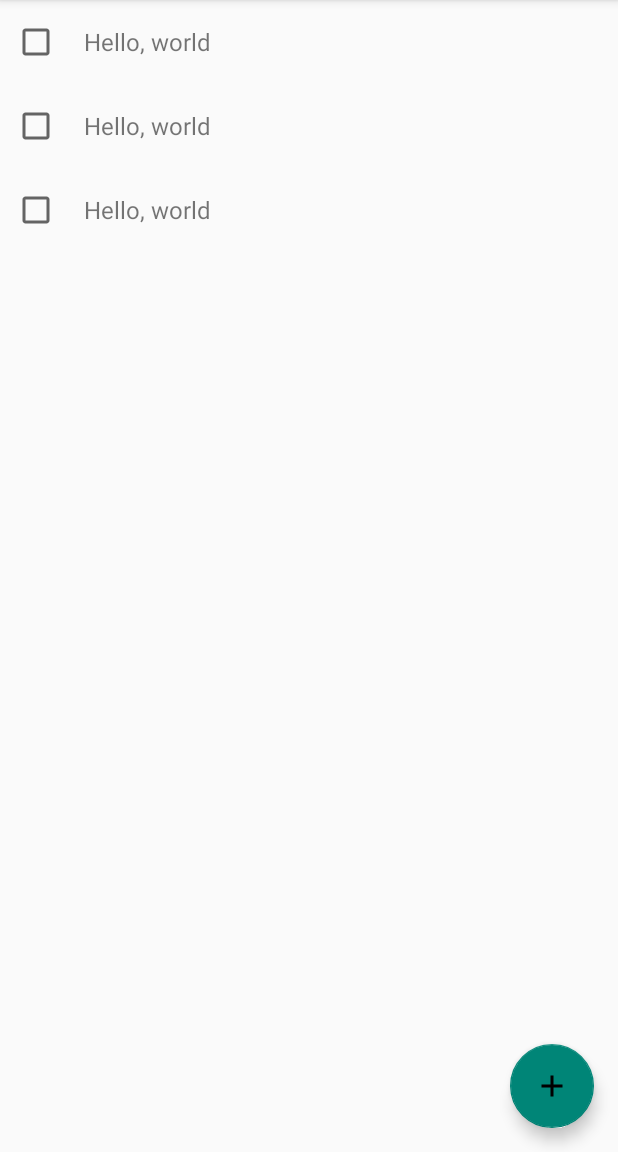
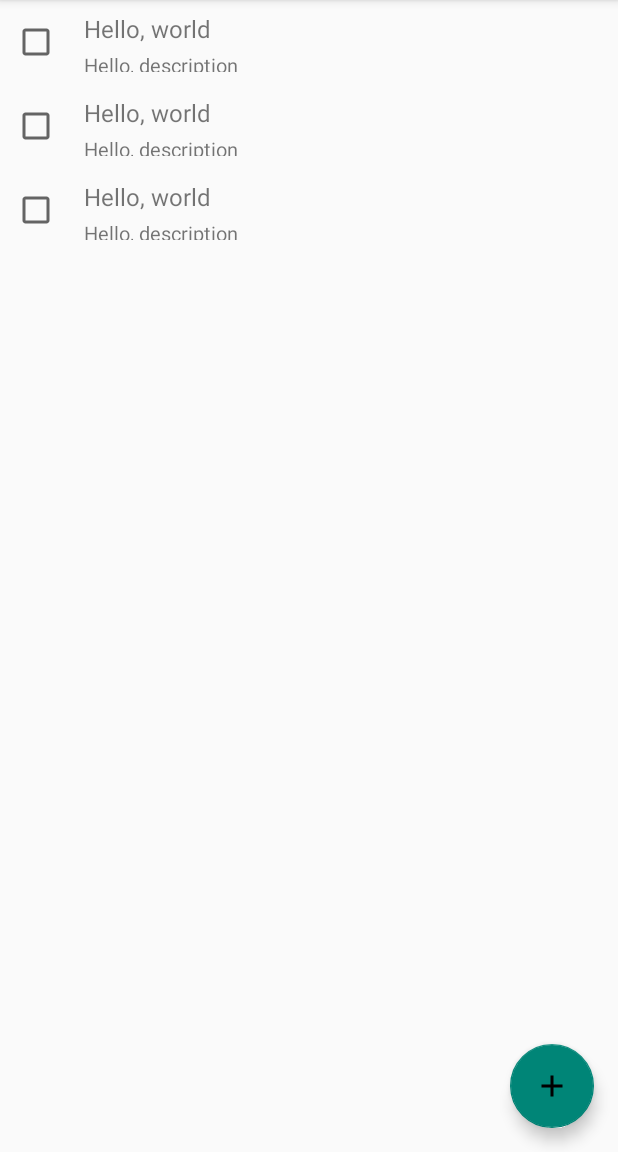
Before and after one commit to galcyurio/todo-playground, an Android app: the layout activity_task.xml on its own in the app's theme, with its tools: preview values and no code run, on a phone screen of 412 x 824 dp, the part 84-1236 px from its top. Run offline under Robolectric (Android 15) with nearby library versions, the phone set to English and light mode, and no system bars.

```diff
--- a/app/src/main/java/com/github/galcyurio/freetodo/app/BaseActivity.java
+++ b/app/src/main/java/com/github/galcyurio/freetodo/app/BaseActivity.java
@@ -3,7 +3,6 @@ package com.github.galcyurio.freetodo.app;
 import android.app.Activity;
 import android.os.Bundle;
 import android.support.annotation.Nullable;
-import butterknife.ButterKnife;
 import timber.log.Timber;
 
 /**
--- a/app/src/main/java/com/github/galcyurio/freetodo/app/TodoApplication.java
+++ b/app/src/main/java/com/github/galcyurio/freetodo/app/TodoApplication.java
@@ -1,7 +1,7 @@
 package com.github.galcyurio.freetodo.app;
 
 import com.github.galcyurio.freetodo.BuildConfig;
-import com.github.galcyurio.freetodo.commons.ReleaseTree;
+import com.github.galcyurio.freetodo.commons.log.ReleaseTree;
 import com.github.galcyurio.freetodo.di.component.ApplicationComponent;
 import com.github.galcyurio.freetodo.di.component.DaggerApplicationComponent;
 import com.github.galcyurio.freetodo.di.module.ApplicationModule;
--- a/app/src/main/java/com/github/galcyurio/freetodo/commons/Events.java
+++ b/app/src/main/java/com/github/galcyurio/freetodo/commons/Events.java
@@ -22,6 +22,11 @@ public class Events {
         private FilterType type;
     }
 
+    @AllArgsConstructor @Getter
+    public static final class TaskCheckedChangeEvent {
+        private Task task;
+        private boolean isChecked;
+    }
 
     // ~ AddTaskActivity =========================================================
     @AllArgsConstructor @Getter
--- a/app/src/main/java/com/github/galcyurio/freetodo/commons/ReleaseTree.java
+++ b/app/src/main/java/com/github/galcyurio/freetodo/commons/log/ReleaseTree.java
@@ -1,4 +1,4 @@
-package com.github.galcyurio.freetodo.commons;
+package com.github.galcyurio.freetodo.commons.log;
 
 import android.util.Log;
 import timber.log.Timber;
--- a/app/src/main/java/com/github/galcyurio/freetodo/di/component/TaskComponent.java
+++ b/app/src/main/java/com/github/galcyurio/freetodo/di/component/TaskComponent.java
@@ -1,5 +1,6 @@
 package com.github.galcyurio.freetodo.di.component;
 
+import com.github.galcyurio.freetodo.di.module.TaskAdapterModule;
 import com.github.galcyurio.freetodo.di.module.TaskPresenterModule;
 import com.github.galcyurio.freetodo.di.scope.PresenterScope;
 import com.github.galcyurio.freetodo.mvp.view.activity.TaskActivity;
@@ -12,7 +13,7 @@ import dagger.Component;
 @PresenterScope
 @Component(
         dependencies = ApplicationComponent.class,
-        modules = TaskPresenterModule.class)
+        modules = {TaskPresenterModule.class, TaskAdapterModule.class})
 public interface TaskComponent {
     void inject(TaskActivity activity);
 }
--- a/app/src/main/java/com/github/galcyurio/freetodo/mvp/BasePresenter.java
+++ b/app/src/main/java/com/github/galcyurio/freetodo/mvp/BasePresenter.java
@@ -4,6 +4,7 @@ package com.github.galcyurio.freetodo.mvp;
  * @author galcyurio
  */
 public interface BasePresenter {
+    void start();
     void registerBus();
     void unregisterBus();
 }
--- a/app/src/main/java/com/github/galcyurio/freetodo/mvp/contract/TaskContract.java
+++ b/app/src/main/java/com/github/galcyurio/freetodo/mvp/contract/TaskContract.java
@@ -18,9 +18,9 @@ public interface TaskContract {
 
         void showFilterPopupUi();
 
-        void appendTasks(List<Task> tasks);
+        void addTasks(List<Task> tasks);
 
-        void appendTask(Task task);
+        void addTask(Task task);
 
         void clearTasks();
     }
@@ -36,6 +36,8 @@ public interface TaskContract {
 
         void onTaskSaveSuccessed(Events.TaskSaveSuccessEvent event);
 
+        void onTaskCheckedChangeEvent(Events.TaskCheckedChangeEvent event);
+
         List<Task> fetchTasks(FilterType type);
     }
 }
--- a/app/src/main/java/com/github/galcyurio/freetodo/mvp/presenter/AddTaskPresenter.java
+++ b/app/src/main/java/com/github/galcyurio/freetodo/mvp/presenter/AddTaskPresenter.java
@@ -22,6 +22,11 @@ public class AddTaskPresenter implements AddTaskContract.Presenter {
     public AddTaskPresenter(AddTaskContract.View view, LocalTaskRepository localTaskRepository) {
         mView = view;
         mLocalTaskRepository = localTaskRepository;
+    }
+
+    @Override
+    public void start() {
+
     }
 
     @Override
--- a/app/src/main/res/layout/item_task.xml
+++ b/app/src/main/res/layout/item_task.xml
@@ -1,6 +1,7 @@
 <?xml version="1.0" encoding="utf-8"?>
 <LinearLayout xmlns:android="http://schemas.android.com/apk/res/android"
               xmlns:tools="http://schemas.android.com/tools"
+              android:id="@+id/ti_background"
               android:layout_width="match_parent"
               android:layout_height="56dp"
               android:gravity="center_vertical"
@@ -8,18 +9,32 @@
               android:padding="8dp">
 
     <CheckBox
-        android:id="@+id/ti_complete"
+        android:id="@+id/ti_chkCompleted"
         android:layout_width="wrap_content"
-        android:layout_height="wrap_content"/>
+        android:layout_height="wrap_content"
+        android:layout_marginEnd="@dimen/anchor_task_item_checkbox_right_margin"/>
 
-    <TextView
-        android:id="@+id/ti_task"
+    <LinearLayout
         android:layout_width="match_parent"
-        android:layout_height="wrap_content"
-        android:layout_marginStart="16dp"
-        android:ellipsize="end"
-        android:maxLines="2"
-        android:textSize="16sp"
-        tools:text="Hello, world"/>
+        android:layout_height="match_parent"
+        android:orientation="vertical">
+
+        <TextView
+            android:id="@+id/ti_txtTitle"
+            style="@style/Anchor.TextView.OneLine"
+            android:layout_width="match_parent"
+            android:layout_height="wrap_content"
+            android:layout_marginBottom="@dimen/anchor_task_item_title_bottom_margin"
+            android:textSize="16sp"
+            tools:text="Hello, world"/>
+
+        <TextView
+            android:id="@+id/ti_txtDescription"
+            style="@style/Anchor.TextView.OneLine"
+            android:layout_width="match_parent"
+            android:layout_height="wrap_content"
+            android:textSize="@dimen/anchor_task_item_description_text_size"
+            tools:text="Hello, description"/>
+    </LinearLayout>
 
 </LinearLayout>
--- a/app/src/main/res/values/anchors.xml
+++ b/app/src/main/res/values/anchors.xml
@@ -9,8 +9,27 @@
         <item name="fabSize">normal</item>
     </style>
 
+    <style name="Anchor.TextView" />
+    <style name="Anchor.TextView.OneLine">
+        <item name="android:ellipsize">end</item>
+        <item name="android:gravity">start</item>
+        <item name="android:maxLines">1</item>
+    </style>
+
+    <style name="Anchor.TaskItem" />
+    <style name="Anchor.TaskItem.TextView">
+
+    </style>
+
     <dimen name="anchor_fab_margin">16dp</dimen>
 
     <!-- Add Task -->
     <dimen name="anchor_add_task_margin">8dp</dimen>
+
+    <!-- Task Item -->
+    <dimen name="anchor_task_item_checkbox_right_margin">16dp</dimen>
+    <dimen name="anchor_task_item_title_text_size">16sp</dimen>
+    <dimen name="anchor_task_item_description_text_size">13sp</dimen>
+    <dimen name="anchor_task_item_title_bottom_margin">4dp</dimen>
+
 </resources>
```
Also changed, not shown: app/src/main/java/com/github/galcyurio/freetodo/data/source/DbHelper.java (+20 -11 lines), app/src/main/java/com/github/galcyurio/freetodo/data/source/LocalTaskRepository.java (+56 -14 lines), app/src/main/java/com/github/galcyurio/freetodo/di/module/TaskAdapterModule.java (added, +18 -0 lines), app/src/main/java/com/github/galcyurio/freetodo/mvp/adapter/DividerItemDecoration.java (added, +22 -0 lines), app/src/main/java/com/github/galcyurio/freetodo/mvp/adapter/TaskAdapter.java (added, +73 -0 lines), app/src/main/java/com/github/galcyurio/freetodo/mvp/presenter/TaskPresenter.java (+20 -18 lines), app/src/main/java/com/github/galcyurio/freetodo/mvp/view/activity/TaskActivity.java (+19 -10 lines), 1 other file.
